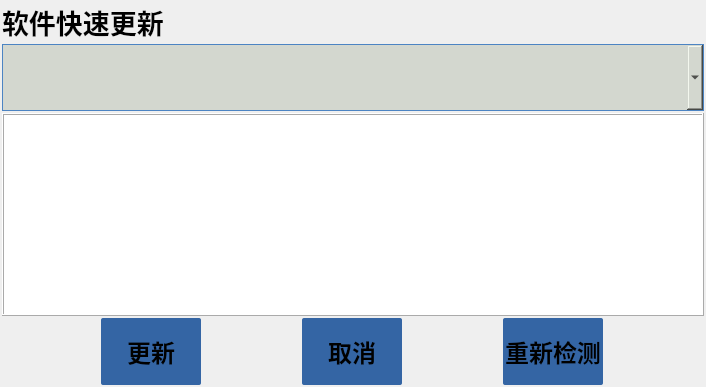
This is qt-app-master/usbupdatedlg.ui in aa123Eason/workcode as Qt 5 draws it before an edit. The edited form follows.
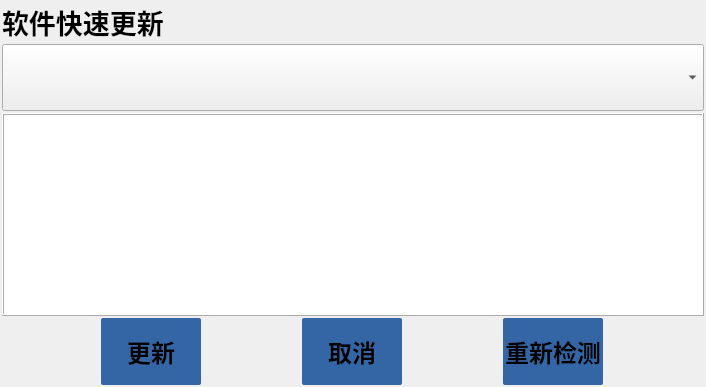
This is the edited form. Icons and pictures are not drawn.

What changed in the file:
```diff
--- a/qt-app-master/usbupdatedlg.ui
+++ b/qt-app-master/usbupdatedlg.ui
@@ -87,90 +87,12 @@
        <verstretch>0</verstretch>
       </sizepolicy>
      </property>
-     <property name="styleSheet">
-      <string notr="true">QComboBox {
-    border: 1px solid #4C84C3;
-	
-	background-color: rgb(211, 215, 207);
-	opacity: 1;
-	border-radius: 0px;
-	combobox-popup: 0;
-}
- 
-QComboBox QAbstractItemView {
-    border-radius:  0px;  
-	background-color: rgb(233, 185, 110);
-	border:1px solid #4C84c3;
- 	selection-background-color: #2019DC;
-	font: 57 15pt &quot;Ubuntu&quot;;
-	font-weight:140;
-	
-	
-}
-
-/* 下拉后，整个下拉窗体每项的样式 */
-QComboBox QAbstractItemView::item {
-    height: 50px;   /* 项的高度（设置pComboBox-&gt;setView(new QListView());后，该项才起作用） */
-	font: 57 15pt &quot;Ubuntu&quot;;
-	font-weight:140;
-}
-
-/* 下拉框样式 */
-QComboBox::drop-down {
-    subcontrol-origin: padding;   /* 子控件在父元素中的原点矩形。如果未指定此属性，则默认为padding。 */
-    subcontrol-position: top right;   /* 下拉框的位置（右上） */
-    width: 50px;   /* 下拉框的宽度 */
-
-    border-left-width: 1px;   /* 下拉框的左边界线宽度 */
-    border-left-color: darkgray;   /* 下拉框的左边界线颜色 */
-    border-left-style: solid;   /* 下拉框的左边界线为实线 */
-    border-top-right-radius: 3px;   /* 下拉框的右上边界线的圆角半径（应和整个QComboBox右上边界线的圆角半径一致） */
-    border-bottom-right-radius: 3px;   /* 同上 */
-
-	image: url(:/images/dropdown.png);
-
-	padding: 2px 2px 2px 2px;
-}
-
-QScrollBar:vertical {
-      border: 2px solid grey;
-      width: 50px;
-	   background-color: #d0d2d4;   /* 空白区域的背景色*/
-}//加宽滑动条按钮
-
-QComboBox::drop-down:hover 
-{　　　
-background: yellow;　
-}
-/* 下拉箭头样式 */ 
-QComboBox::down-arrow
- {　　
-width: 20px; /* 下拉箭头的宽度（建议与下拉框drop-down的宽度一致） */ 　　
-background: transparent; /* 下拉箭头的的背景色 */ 　　padding: 0px 0px 0px 0px; /* 上内边距、右内边距、下内边距、左内边距 */　
-image: url(:/images/dropdown.png);　
-} /* 点击下拉箭头 */ 
-
-QComboBox::down-arrow:on 
-{ 　　
-image: url(:/images/dropdown.png);
-/* 显示上拉箭头 */
- } 
-
-
-
-QComboBox QAbstractScrollArea QScrollBar::handle:vertical {
-    border-radius: 5px;   /* 圆角 */
-    background: rgb(160,160,160);   /* 小方块的背景色深灰lightblue */
-}
-
-QComboBox QAbstractScrollArea QScrollBar::handle:vertical:hover {
-    background: rgb(90, 91, 93);   /* 越过小方块的背景色yellow */
-}
-
- 
-
- 
-</string>
+     <property name="font">
+      <font>
+       <pointsize>20</pointsize>
+       <weight>75</weight>
+       <bold>true</bold>
+      </font>
      </property>
     </widget>
    </item>
```
